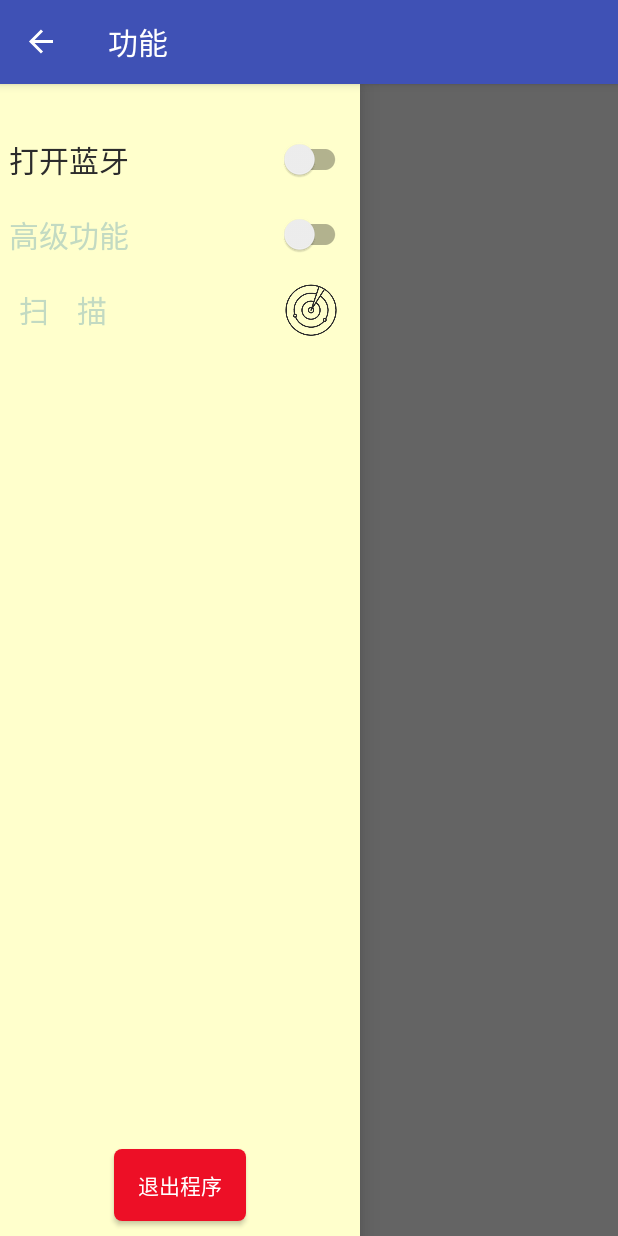
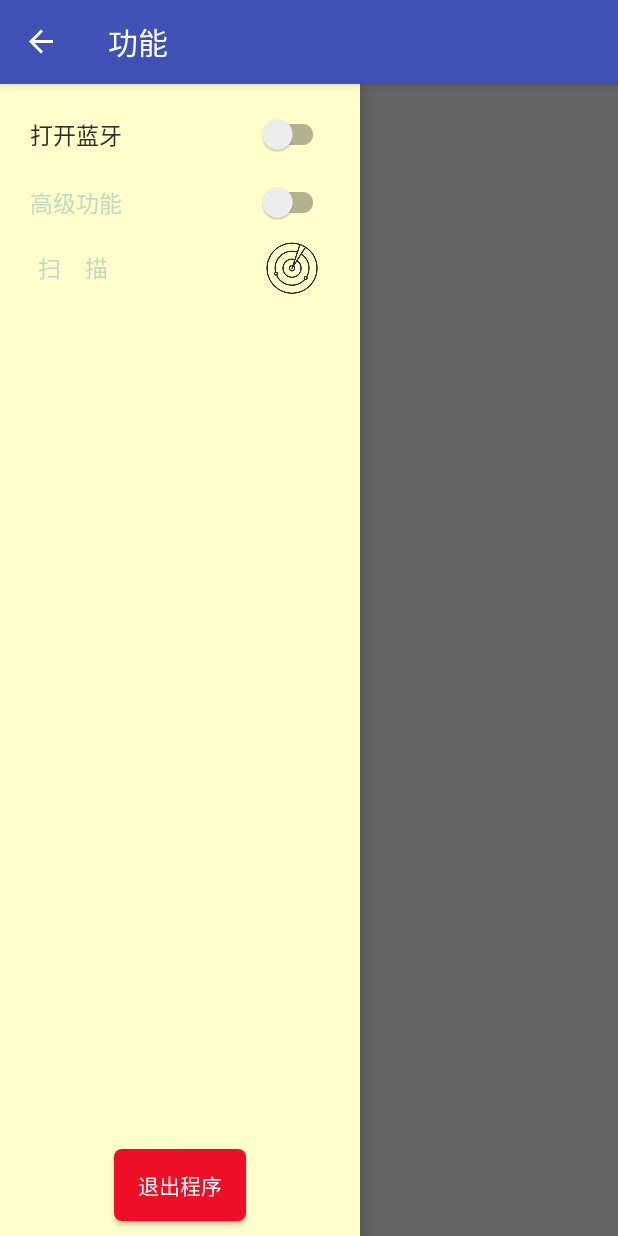
Before and after one commit to anymao/BTIM_pro, an Android app: the screen it shows after launch (MainActivity), after a tap on an icon or button, on a phone screen of 412 x 824 dp. Run offline under Robolectric (Android 15) with nearby library versions, the phone set to English and light mode, and no system bars; 1 other tap on this screen came first.

Commit message:
compter crash

```diff
--- a/app/build.gradle
+++ b/app/build.gradle
@@ -5,7 +5,7 @@ android {
     buildToolsVersion "25.0.2"
     defaultConfig {
         applicationId "top.anymore.btim_pro"
-        minSdkVersion 15
+        minSdkVersion 16
         targetSdkVersion 25
         versionCode 1
         versionName "1.0"
--- a/app/src/main/java/top/anymore/btim_pro/fragment/LeftMenuFragment.java
+++ b/app/src/main/java/top/anymore/btim_pro/fragment/LeftMenuFragment.java
@@ -6,7 +6,8 @@ import android.content.BroadcastReceiver;
 import android.content.Context;
 import android.content.Intent;
 import android.content.IntentFilter;
-import android.graphics.Color;
+import android.graphics.drawable.AnimationDrawable;
+import android.graphics.drawable.Drawable;
 import android.os.Bundle;
 import android.support.annotation.Nullable;
 import android.support.v4.app.Fragment;
@@ -35,17 +36,18 @@ import top.anymore.btim_pro.logutil.LogUtil;
 public class LeftMenuFragment extends Fragment {
     private static final String tag = "LeftMenuFragment";
     private SwitchCompat scOpenBluetooth,scAdvancedFunction;//两个开关
-    private TextView tvScan;
+    private TextView tvScan,tvPairedDevices, tvAvailableDevices;
     private Button btnScan,btnExit;//扫描键和退出按钮
-    private RecyclerView rvDevices;//设备列表
+    private RecyclerView rvPairedDevices, rvAvailableDevices;//设备列表
     private BluetoothUtil mBluetoothUtil;
-    private List<BluetoothDevice> mDeviceList;
-    private BluetoothDeviceAdapter mBluetoothDeviceAdapter;
+    private List<BluetoothDevice> mPairedDeviceList,mAvailableDeviceList;
+    private BluetoothDeviceAdapter mPairedDeviceAdapter,mAvailableDeviceAdapter;
     @Override
     public void onCreate(@Nullable Bundle savedInstanceState) {
         super.onCreate(savedInstanceState);
         mBluetoothUtil = new BluetoothUtil();
-        mDeviceList = new ArrayList<>();
+        mPairedDeviceList = new ArrayList<>();
+        mAvailableDeviceList = new ArrayList<>();
     }
 
     @Nullable
@@ -60,7 +62,10 @@ public class LeftMenuFragment extends Fragment {
         btnScan = (Button) leftMenuLayout.findViewById(R.id.btn_scan);
         btnExit = (Button) leftMenuLayout.findViewById(R.id.btn_exit);
         tvScan = (TextView) leftMenuLayout.findViewById(R.id.tv_scan);
-        rvDevices = (RecyclerView) leftMenuLayout.findViewById(R.id.rv_devices);
+        rvPairedDevices = (RecyclerView) leftMenuLayout.findViewById(R.id.rv_paired_devices);
+        rvAvailableDevices = (RecyclerView) leftMenuLayout.findViewById(R.id.rv_available_devices);
+        tvPairedDevices = (TextView) leftMenuLayout.findViewById(R.id.tv_paired_devices);
+        tvAvailableDevices = (TextView) leftMenuLayout.findViewById(R.id.tv_available_devices);
         return leftMenuLayout;
     }
 
@@ -106,11 +111,17 @@ public class LeftMenuFragment extends Fragment {
      * 初始化设备列表，这里的设备都是配对过的设备
      */
     private void initDevicesList(){
-        mDeviceList = mBluetoothUtil.getPairedDevices();
-        mBluetoothDeviceAdapter = new BluetoothDeviceAdapter(mDeviceList);
-        LinearLayoutManager layoutManager = new LinearLayoutManager(getContext());
-        rvDevices.setLayoutManager(layoutManager);
-        rvDevices.setAdapter(mBluetoothDeviceAdapter);
+        //对已配对设备列表的初始化
+        mPairedDeviceList = mBluetoothUtil.getPairedDevices();
+        mPairedDeviceAdapter = new BluetoothDeviceAdapter(mPairedDeviceList);
+        LinearLayoutManager layoutManager1 = new LinearLayoutManager(getContext());
+        rvPairedDevices.setLayoutManager(layoutManager1);
+        rvPairedDevices.setAdapter(mPairedDeviceAdapter);
+        //对扫描附近可用设备的初始化
+        mAvailableDeviceAdapter = new BluetoothDeviceAdapter(mAvailableDeviceList);
+        LinearLayoutManager layoutManager2 = new LinearLayoutManager(getContext());
+        rvAvailableDevices.setLayoutManager(layoutManager2);
+        rvAvailableDevices.setAdapter(mAvailableDeviceAdapter);
     }
 
     /**
@@ -120,6 +131,11 @@ public class LeftMenuFragment extends Fragment {
         IntentFilter filter = new IntentFilter();
         //监听蓝牙状态改变
         filter.addAction(BluetoothAdapter.ACTION_STATE_CHANGED);
+        //监听扫描状态改变
+        filter.addAction(BluetoothAdapter.ACTION_DISCOVERY_STARTED);
+        filter.addAction(BluetoothAdapter.ACTION_DISCOVERY_FINISHED);
+        //监听新设备加入
+        filter.addAction(BluetoothDevice.ACTION_FOUND);
         //注册广播
         getActivity().registerReceiver(receiver,filter);
     }
@@ -129,6 +145,7 @@ public class LeftMenuFragment extends Fragment {
             switch (v.getId()){
                 case R.id.btn_scan:
                     LogUtil.v(tag,"扫描");
+                    mBluetoothUtil.startDiscovery();
                     break;
                 case R.id.btn_exit:
                     LogUtil.v(tag,"退出");
@@ -156,6 +173,28 @@ public class LeftMenuFragment extends Fragment {
                 }
 
             }
+            //监听当扫描到新设备的广播
+            if (action.equals(BluetoothDevice.ACTION_FOUND)){
+                BluetoothDevice device = intent.getParcelableExtra(BluetoothDevice.EXTRA_DEVICE);
+                if (device.getBondState() != BluetoothDevice.BOND_BONDED){
+                    mAvailableDeviceList.add(device);
+                    mAvailableDeviceAdapter.notifyDataSetChanged();
+                }
+            }
+            //监听当前扫描状态
+
+            //扫描开始
+            if (action.equals(BluetoothAdapter.ACTION_DISCOVERY_STARTED)){
+//                Drawable drawable = getResources().getDrawable(R.drawable.scan_ing_anim);
+                AnimationDrawable animationDrawable = (AnimationDrawable) getResources().getDrawable(R.drawable.scan_ing_anim);
+                btnScan.setBackground(animationDrawable);
+                animationDrawable.start();
+            }
+            //扫描结束
+            if (action.equals(BluetoothAdapter.ACTION_DISCOVERY_FINISHED)){
+                Drawable drawable = getResources().getDrawable(R.drawable.scan_btn_bg);
+                btnScan.setBackground(drawable);
+            }
         }
     };
 
@@ -169,11 +208,19 @@ public class LeftMenuFragment extends Fragment {
             scAdvancedFunction.setTextColor(getResources().getColor(R.color.colorClickable));
             tvScan.setTextColor(getResources().getColor(R.color.colorClickable));
             btnScan.setClickable(true);
+            tvPairedDevices.setVisibility(View.VISIBLE);
+            rvPairedDevices.setVisibility(View.VISIBLE);
+            tvAvailableDevices.setVisibility(View.VISIBLE);
+            rvAvailableDevices.setVisibility(View.VISIBLE);
         }else {
             scAdvancedFunction.setClickable(false);
             scAdvancedFunction.setTextColor(getResources().getColor(R.color.colorUnClickable));
             tvScan.setTextColor(getResources().getColor(R.color.colorUnClickable));
             btnScan.setClickable(false);
+            tvPairedDevices.setVisibility(View.INVISIBLE);
+            rvPairedDevices.setVisibility(View.INVISIBLE);
+            tvAvailableDevices.setVisibility(View.INVISIBLE);
+            rvAvailableDevices.setVisibility(View.INVISIBLE);
         }
     }
 }
--- a/app/src/main/res/layout/left_menu_layout.xml
+++ b/app/src/main/res/layout/left_menu_layout.xml
@@ -11,18 +11,18 @@
         android:layout_height="wrap_content"
         android:text="打开蓝牙"
         android:textColor="@color/colorClickable"
-        android:layout_marginTop="35dp"
-        app:switchPadding="100dp"
-        android:textSize="20sp"
+        android:layout_marginTop="20dp"
+        app:switchPadding="90dp"
+        android:textSize="15sp"
         />
     <android.support.v7.widget.SwitchCompat
         android:id="@+id/sc_advanced_function"
         android:layout_width="wrap_content"
         android:layout_height="wrap_content"
         android:text="高级功能"
-        android:layout_marginTop="20dp"
-        app:switchPadding="100dp"
-        android:textSize="20sp"
+        android:layout_marginTop="18dp"
+        app:switchPadding="90dp"
+        android:textSize="15sp"
         android:clickable="false"
         android:textColor="@color/colorUnClickable"
         />
@@ -31,15 +31,15 @@
         android:layout_width="match_parent"
         android:layout_height="wrap_content"
         android:orientation="horizontal"
-        android:layout_marginTop="15dp"
+        android:layout_marginTop="10dp"
         android:gravity="center_horizontal">
         <TextView
             android:id="@+id/tv_scan"
             android:layout_width="wrap_content"
             android:layout_height="wrap_content"
             android:text="扫    描"
-            android:layout_marginRight="58dp"
-            android:textSize="20sp"
+            android:layout_marginRight="51dp"
+            android:textSize="15sp"
             android:textColor="@color/colorUnClickable"
             android:layout_gravity="center_vertical" />
         <Button
@@ -47,15 +47,40 @@
             android:layout_width="40dp"
             android:layout_height="40dp"
             android:background="@drawable/scan_btn_bg"
-            android:layout_marginLeft="58dp"
+            android:layout_marginLeft="51dp"
             android:layout_gravity="center_vertical"
             android:clickable="false"/>
     </LinearLayout>
+    <TextView
+        android:id="@+id/tv_paired_devices"
+        android:layout_width="wrap_content"
+        android:layout_height="wrap_content"
+        android:text="已配对设备"
+        android:textColor="@color/lightgray"
+        android:layout_gravity="left"
+        android:visibility="invisible"/>
     <android.support.v7.widget.RecyclerView
-        android:id="@+id/rv_devices"
+        android:id="@+id/rv_paired_devices"
         android:layout_width="match_parent"
         android:layout_height="0dp"
-        android:layout_weight="1"></android.support.v7.widget.RecyclerView>
+        android:layout_gravity="left"
+        android:layout_weight="1"
+        android:visibility="invisible"></android.support.v7.widget.RecyclerView>
+    <TextView
+        android:id="@+id/tv_available_devices"
+        android:layout_width="wrap_content"
+        android:layout_height="wrap_content"
+        android:text="可用设备"
+        android:textColor="@color/lightgray"
+        android:layout_gravity="left"
+        android:visibility="invisible"/>
+    <android.support.v7.widget.RecyclerView
+        android:id="@+id/rv_available_devices"
+        android:layout_width="match_parent"
+        android:layout_height="0dp"
+        android:layout_gravity="left"
+        android:layout_weight="1"
+        android:visibility="invisible"></android.support.v7.widget.RecyclerView>
     <Button
         android:id="@+id/btn_exit"
         android:layout_width="wrap_content"
--- a/app/src/main/res/values/colors.xml
+++ b/app/src/main/res/values/colors.xml
@@ -6,4 +6,5 @@
     <color name="colorUnClickable">#c2dac2</color>
     <color name="colorClickable">#2c2c2c</color>
     <color name="colorOffWhite">#ffffcc</color>
+    <color name="lightgray">#D3D3D3</color><!--亮灰色 -->
 </resources>
```
Also changed, not shown: app/src/main/java/top/anymore/btim_pro/adapter/BluetoothDeviceAdapter.java (+6 -1 lines), app/src/main/res/layout/device_item.xml (+7 -5 lines).
